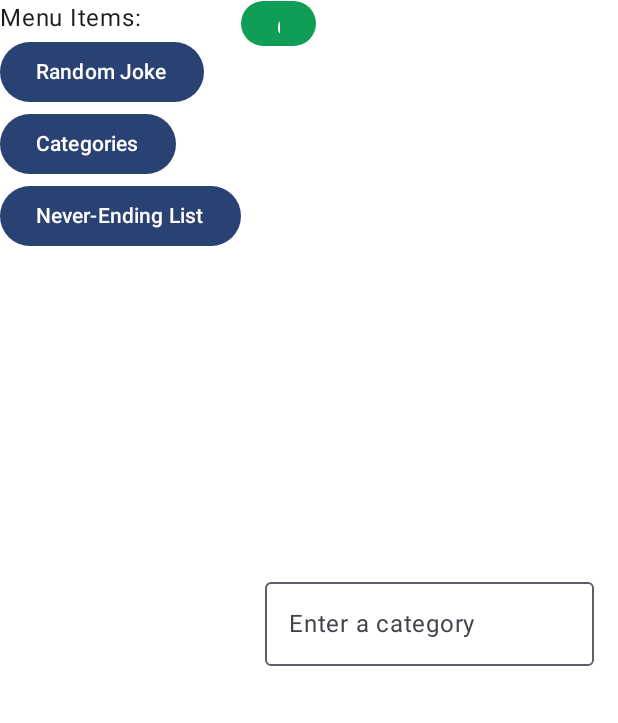
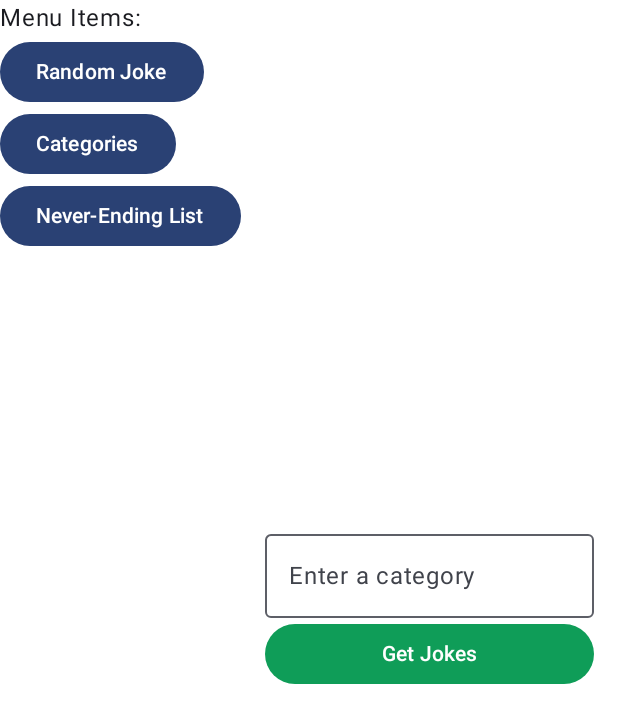
Before and after one commit to amunye1/ChuckNorrisApi, an Android app built with Jetpack Compose: the MainScreen screen opened through its navigation route, after a tap on "Get Jokes", on a phone screen of 412 x 824 dp. Shown: the top 723 px of the screen. Run offline under Robolectric (Android 15) with nearby library versions, the phone set to English and light mode, and no system bars; our stand-ins replace Dagger/Hilt's generated code; network calls fail.

Commit message:
fixed the textInputScreen

```diff
--- a/app/src/main/java/com/tc/chucknorrisapi/ui/textinput/TextInputScreen.kt
+++ b/app/src/main/java/com/tc/chucknorrisapi/ui/textinput/TextInputScreen.kt
@@ -2,6 +2,7 @@ package com.tc.chucknorrisapi.ui.textinput
 
 import android.util.Log
 import androidx.compose.foundation.layout.Arrangement
+import androidx.compose.foundation.layout.Box
 
 import androidx.compose.foundation.layout.Column
 
@@ -11,6 +12,7 @@ import androidx.compose.foundation.layout.fillMaxWidth
 import androidx.compose.foundation.layout.height
 import androidx.compose.foundation.layout.padding
 import androidx.compose.foundation.layout.size
+import androidx.compose.foundation.layout.width
 import androidx.compose.material3.Button
 import androidx.compose.material3.ButtonDefaults
 import androidx.compose.material3.CircularProgressIndicator
@@ -38,7 +40,7 @@ import com.tc.chucknorrisapi.ui.randomjokes.RandomJokeViewModel
 @OptIn(ExperimentalMaterial3Api::class)
 @Composable
 fun TextInputScreen( navController: NavHostController) {
-    val viewModel= hiltViewModel<TextInputViewModel>()
+    val viewModel = hiltViewModel<TextInputViewModel>()
     var category by remember { mutableStateOf("") }
 
     Column(
@@ -52,26 +54,31 @@ fun TextInputScreen( navController: NavHostController) {
             value = category,
             onValueChange = { category = it },
             label = { Text("Enter a category") },
-            modifier = Modifier.fillMaxWidth())
-    }
+            modifier = Modifier.fillMaxWidth()
+        )
 
-    Spacer(modifier = Modifier.height(16.dp))
+
+
 
             // Button to fetch jokes in the entered category
             Button(
                 onClick = { viewModel.getJokeInCategory(category) },
-        colors = ButtonDefaults.buttonColors( Color(0XFF0F9D58)),
-        modifier = Modifier.size(50.dp, 30.dp)
+                colors = ButtonDefaults.buttonColors(Color(0XFF0F9D58)),
+                modifier = Modifier.fillMaxWidth()
 
             ) {
                 Text(text = "Get Jokes")
             }
 
+
         Spacer(modifier = Modifier.height(16.dp))
 
         // Display the fetched jokes and their categories
         val jokes by viewModel.joke.collectAsState(CategoriesModel())
-    Log.d("TextInputScreen", "Category: ${jokes.categories?.joinToString()}, Joke: ${jokes.value}")
+        Log.d(
+            "TextInputScreen",
+            "Category: ${jokes.categories?.joinToString()}, Joke: ${jokes.value}"
+        )
         if (!jokes.id.isNullOrEmpty()) {
             Text(
                 text = "Category: ${jokes.categories}, Joke: ${jokes.value}",
@@ -82,3 +89,4 @@ fun TextInputScreen( navController: NavHostController) {
         }
 
     }
+}
--- a/app/src/main/java/com/tc/chucknorrisapi/ui/textinput/TextInputViewModel.kt
+++ b/app/src/main/java/com/tc/chucknorrisapi/ui/textinput/TextInputViewModel.kt
@@ -1,5 +1,6 @@
 package com.tc.chucknorrisapi.ui.textinput
 
+import android.util.Log
 import androidx.lifecycle.ViewModel
 import androidx.lifecycle.viewModelScope
 import com.tc.chucknorrisapi.data.model.CategoriesModel
@@ -23,6 +24,7 @@ class TextInputViewModel @Inject constructor(private val repository: Repository)
                 _joke.value = response ?: CategoriesModel()
             } catch (exception: Exception) {
                 // Handle the error
+                Log.d("ViewModel Error", exception.message.toString())
             }
         }
     }
```
Lines whose indentation alone changed are shown as unchanged.
